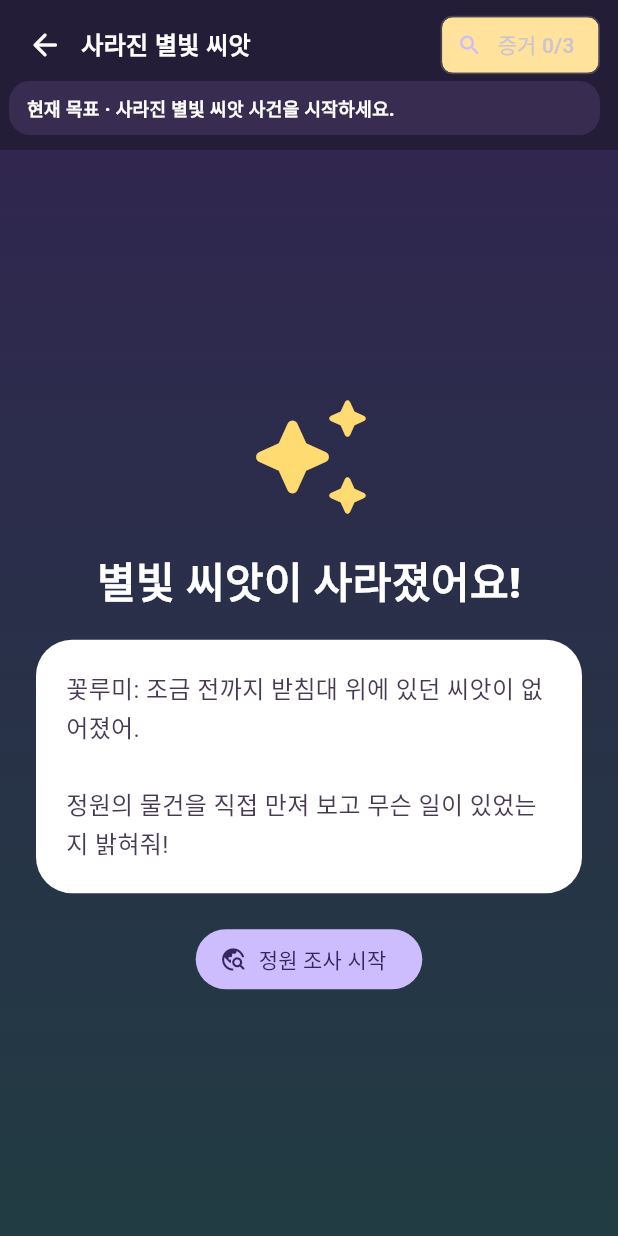
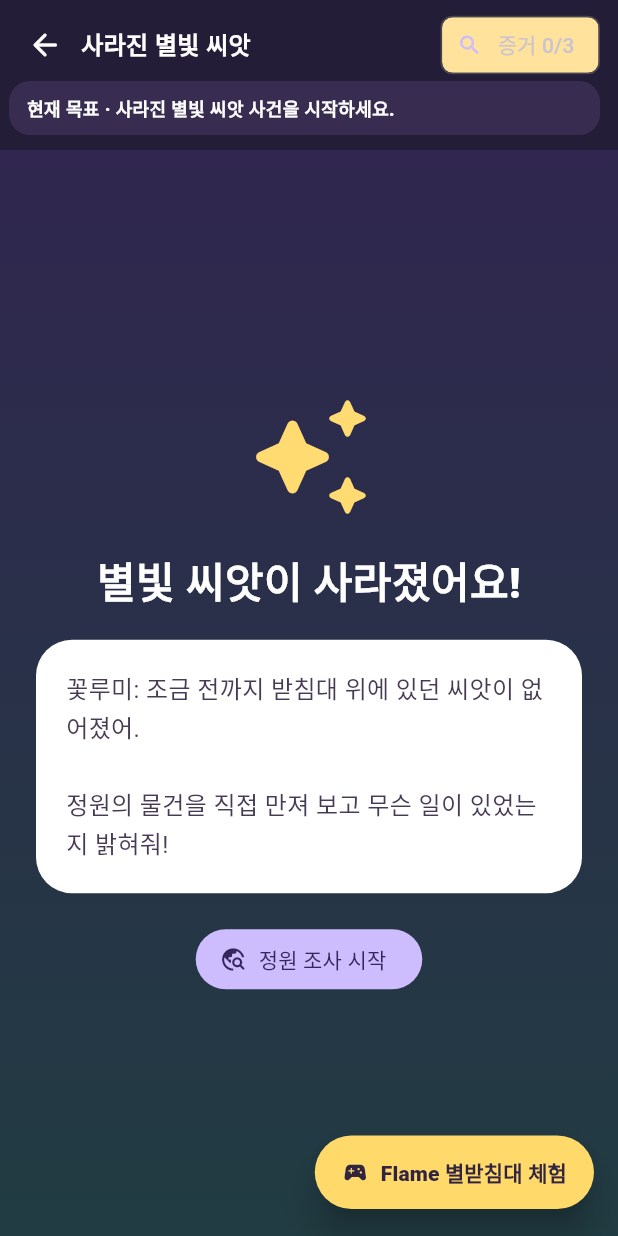
Before and after one commit to dudo011/Rumi, a Flutter app: the HomeScreen screen opened directly, after a tap on "사건 조사하기", on a phone screen of 412 x 824 dp. Run offline on Flutter 3.47's test engine with Material 3 defaults, Android fonts, the phone set to English and light mode, and no system bars; our stand-ins replace shared_preferences; missing offline and left inert: flame; accounts and stored records are empty.

Commit message:
feat: expose Flame pedestal prototype from garden

```diff
--- a/lib/features/adventure/garden_exploration_screen.dart
+++ b/lib/features/adventure/garden_exploration_screen.dart
@@ -1,9 +1,9 @@
 import 'package:flutter/material.dart';
 
+import 'flame/pedestal_flame_prototype_screen.dart';
 import 'garden_mystery_v2_screen.dart';
 
-/// 기존 호출부와의 호환성을 유지하면서 직접 조작형 조사 화면을 사용한다.
-/// 2026-07-27: 인터랙티브 별받침대 장면 배포 재실행.
+/// 기존 모험은 유지하면서 Flame 단일 장면 프로토타입을 비교 체험할 수 있게 한다.
 class GardenExplorationScreen extends StatelessWidget {
   const GardenExplorationScreen({required this.onContinue, super.key});
 
@@ -11,6 +11,37 @@ class GardenExplorationScreen extends StatelessWidget {
 
   @override
   Widget build(BuildContext context) {
-    return GardenMysteryV2Screen(onContinue: onContinue);
+    return Stack(
+      children: [
+        GardenMysteryV2Screen(onContinue: onContinue),
+        Positioned(
+          right: 16,
+          bottom: 18,
+          child: SafeArea(
+            child: FilledButton.icon(
+              key: const Key('open-flame-pedestal-prototype'),
+              style: FilledButton.styleFrom(
+                backgroundColor: const Color(0xFFFFD96A),
+                foregroundColor: const Color(0xFF302440),
+                padding: const EdgeInsets.symmetric(horizontal: 18, vertical: 14),
+                elevation: 10,
+              ),
+              onPressed: () {
+                Navigator.of(context).push(
+                  MaterialPageRoute<void>(
+                    builder: (_) => const PedestalFlamePrototypeScreen(),
+                  ),
+                );
+              },
+              icon: const Icon(Icons.sports_esports_rounded),
+              label: const Text(
+                'Flame 별받침대 체험',
+                style: TextStyle(fontWeight: FontWeight.w900),
+              ),
+            ),
+          ),
+        ),
+      ],
+    );
   }
 }
```
